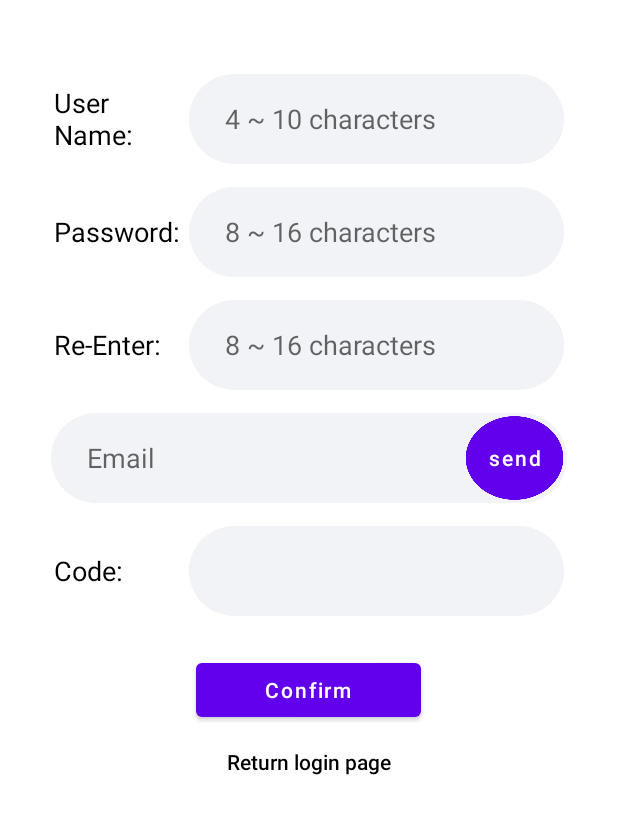
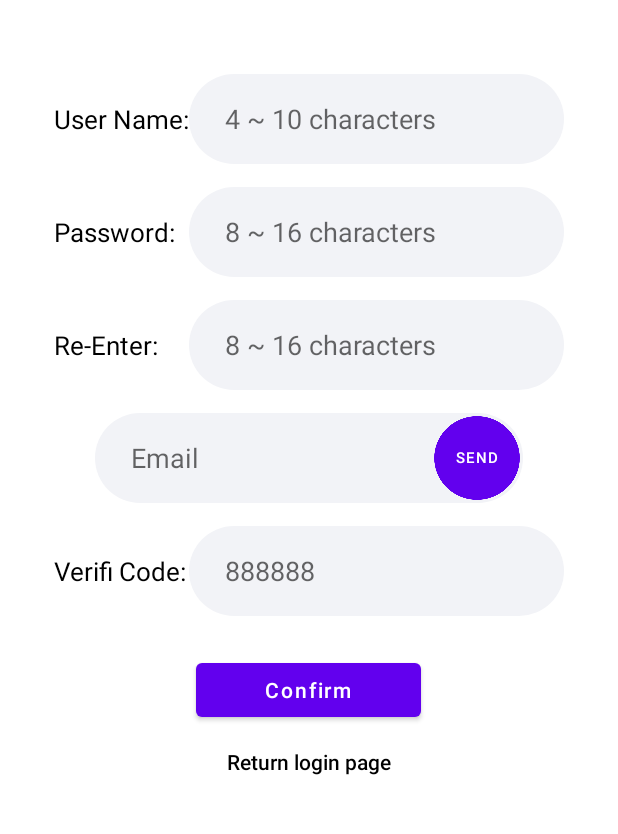
Before and after one commit to THLiu55/HabbitAC, an Android app: the SignUp screen opened directly, with no data from a screen before it, on a phone screen of 412 x 824 dp, the part 151-985 px from its top. Run offline under Robolectric (Android 15) with nearby library versions, the phone set to English and light mode, and no system bars; libraries missing offline, so code that uses them is left out: cn.bmob.v3.

Commit message:
Adjusted SignUp and ForgetPasswd page UI

```diff
--- a/app/src/main/res/layout/activity_sign_up.xml
+++ b/app/src/main/res/layout/activity_sign_up.xml
@@ -57,7 +57,7 @@
                 android:layout_width="90dp"
                 android:layout_height="wrap_content"
                 android:layout_gravity="center_vertical"
-                android:textSize="18sp"
+                android:textSize="17sp"
                 android:text="User Name:"
                 android:textColor="@color/black"/>
             <LinearLayout
@@ -85,7 +85,7 @@
                 android:layout_width="90dp"
                 android:layout_height="wrap_content"
                 android:layout_gravity="center_vertical"
-                android:textSize="18sp"
+                android:textSize="17sp"
                 android:text="Password:"
                 android:textColor="@color/black"/>
             <LinearLayout
@@ -114,7 +114,7 @@
                 android:layout_width="90dp"
                 android:layout_height="wrap_content"
                 android:layout_gravity="center_vertical"
-                android:textSize="18sp"
+                android:textSize="17sp"
                 android:text="Re-Enter:"
                 android:textColor="@color/black"/>
             <LinearLayout
@@ -153,11 +153,12 @@
                     />
                 <Button
                     android:id="@+id/send_code_bnt_signup"
-                    android:layout_width="70dp"
-                    android:layout_marginLeft="50dp"
+                    android:layout_width="61dp"
+                    android:layout_marginLeft="0dp"
                     android:layout_height="match_parent"
                     android:background="@drawable/sent_icon"
-                    android:text="send"
+                    android:text="SEND"
+                    android:textSize="10sp"
                     android:textAllCaps="false">
                 </Button>
             </LinearLayout>
@@ -173,8 +174,8 @@
                 android:layout_width="90dp"
                 android:layout_height="wrap_content"
                 android:layout_gravity="center_vertical"
-                android:textSize="18sp"
-                android:text="Code:"
+                android:textSize="17sp"
+                android:text="Verifi Code: "
                 android:textColor="@color/black"/>
             <LinearLayout
                 android:layout_width="250dp"
@@ -186,6 +187,7 @@
                     android:layout_height="60dp"
                     android:layout_marginLeft="24dp"
                     android:background="@null"
+                    android:hint="888888"
                     />
             </LinearLayout>
         </LinearLayout>
```
Also changed, not shown: app/src/main/java/com/example/habitac/activity/ForgetPwd.java (+24 -0 lines), app/src/main/res/layout/activity_forget_pwd.xml (+7 -6 lines).
